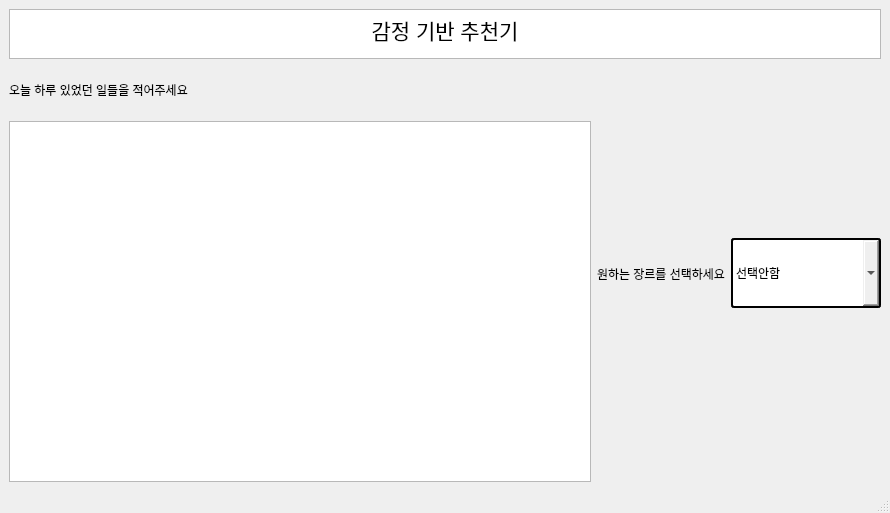
Qt form ui_files/analysis_tool_main.ui (jiwoo1105/DKU_Opensource_knoo-B) before a commit.
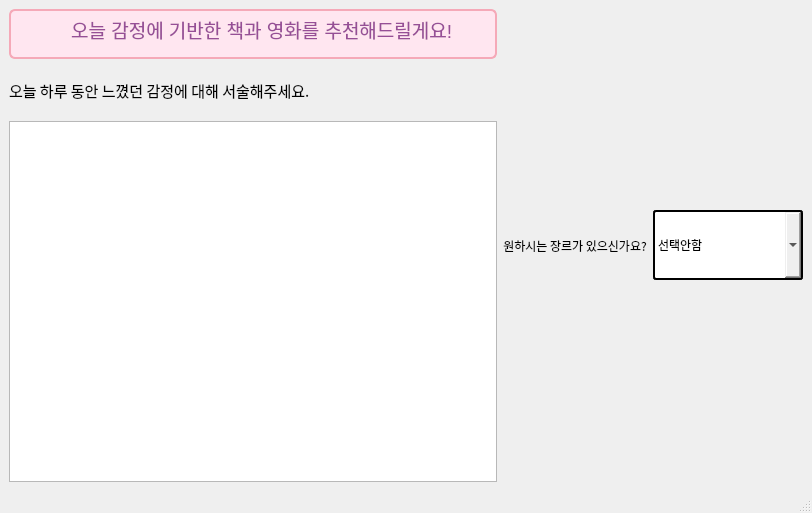
The same form after that commit.

Commit message: UI 1차 수정

Patch:
```diff
--- a/ui_files/analysis_tool_main.ui
+++ b/ui_files/analysis_tool_main.ui
@@ -6,7 +6,7 @@
    <rect>
     <x>0</x>
     <y>0</y>
-    <width>890</width>
+    <width>812</width>
     <height>513</height>
    </rect>
   </property>
@@ -43,12 +43,23 @@
           <height>50</height>
          </size>
         </property>
+        <property name="styleSheet">
+         <string notr="true">font: 57 14pt &quot;G마켓 산스 TTF Medium&quot;;
+color: #333333;
+
+border-style: solid;
+border-width: 2px;
+border-color: #F5A9B8; 
+border-radius: 6px;
+
+background-color: #FFE6F0;</string>
+        </property>
         <property name="html">
          <string>&lt;!DOCTYPE HTML PUBLIC &quot;-//W3C//DTD HTML 4.0//EN&quot; &quot;http://www.w3.org/TR/REC-html40/strict.dtd&quot;&gt;
 &lt;html&gt;&lt;head&gt;&lt;meta name=&quot;qrichtext&quot; content=&quot;1&quot; /&gt;&lt;style type=&quot;text/css&quot;&gt;
 p, li { white-space: pre-wrap; }
-&lt;/style&gt;&lt;/head&gt;&lt;body style=&quot; font-family:'Gulim'; font-size:9pt; font-weight:400; font-style:normal;&quot;&gt;
-&lt;p align=&quot;center&quot; style=&quot; margin-top:0px; margin-bottom:0px; margin-left:0px; margin-right:0px; -qt-block-indent:0; text-indent:0px;&quot;&gt;&lt;span style=&quot; font-size:16pt;&quot;&gt;감정 기반 추천기&lt;/span&gt;&lt;/p&gt;&lt;/body&gt;&lt;/html&gt;</string>
+&lt;/style&gt;&lt;/head&gt;&lt;body style=&quot; font-family:'G마켓 산스 TTF Medium'; font-size:14pt; font-weight:56; font-style:normal;&quot;&gt;
+&lt;p align=&quot;center&quot; style=&quot; margin-top:12px; margin-bottom:12px; margin-left:0px; margin-right:0px; -qt-block-indent:0; text-indent:0px;&quot;&gt;&lt;span style=&quot; font-size:9pt; font-weight:400;&quot;&gt;  &lt;/span&gt;&lt;span style=&quot; font-weight:400; color:#964f96;&quot;&gt;    오늘 감정에 기반한 책과 영화를 추천해드릴게요!  &lt;/span&gt;&lt;/p&gt;&lt;/body&gt;&lt;/html&gt;</string>
         </property>
        </widget>
       </item>
@@ -70,26 +81,45 @@
               <height>50</height>
              </size>
             </property>
+            <property name="font">
+             <font>
+              <family>G마켓 산스 TTF Medium</family>
+              <pointsize>11</pointsize>
+             </font>
+            </property>
             <property name="text">
-             <string>오늘 하루 있었던 일들을 적어주세요</string>
+             <string>오늘 하루 동안 느꼈던 감정에 대해 서술해주세요.</string>
             </property>
            </widget>
           </item>
           <item>
            <widget class="QTextEdit" name="textEdit"/>
           </item>
+          <item>
+           <layout class="QHBoxLayout" name="right_genre"/>
+          </item>
          </layout>
         </item>
-        <item>
-         <layout class="QHBoxLayout" name="right_genre">
-          <item>
+       </layout>
+      </item>
+     </layout>
+    </item>
+    <item row="0" column="2">
            <widget class="QLabel" name="select_genre">
+      <property name="font">
+       <font>
+        <family>G마켓 산스 TTF Medium</family>
+       </font>
+      </property>
             <property name="text">
-             <string>원하는 장르를 선택하세요</string>
+       <string>원하시는 장르가 있으신가요?</string>
+      </property>
+      <property name="alignment">
+       <set>Qt::AlignCenter</set>
             </property>
            </widget>
           </item>
-          <item>
+    <item row="0" column="3">
            <widget class="QComboBox" name="select_genre_by_combo">
             <property name="sizePolicy">
              <sizepolicy hsizetype="Preferred" vsizetype="Fixed">
@@ -146,12 +176,6 @@
              </property>
             </item>
            </widget>
-          </item>
-         </layout>
-        </item>
-       </layout>
-      </item>
-     </layout>
     </item>
    </layout>
   </widget>
```
Lines whose indentation alone changed are shown as unchanged. The commit also changes 4 other files.
